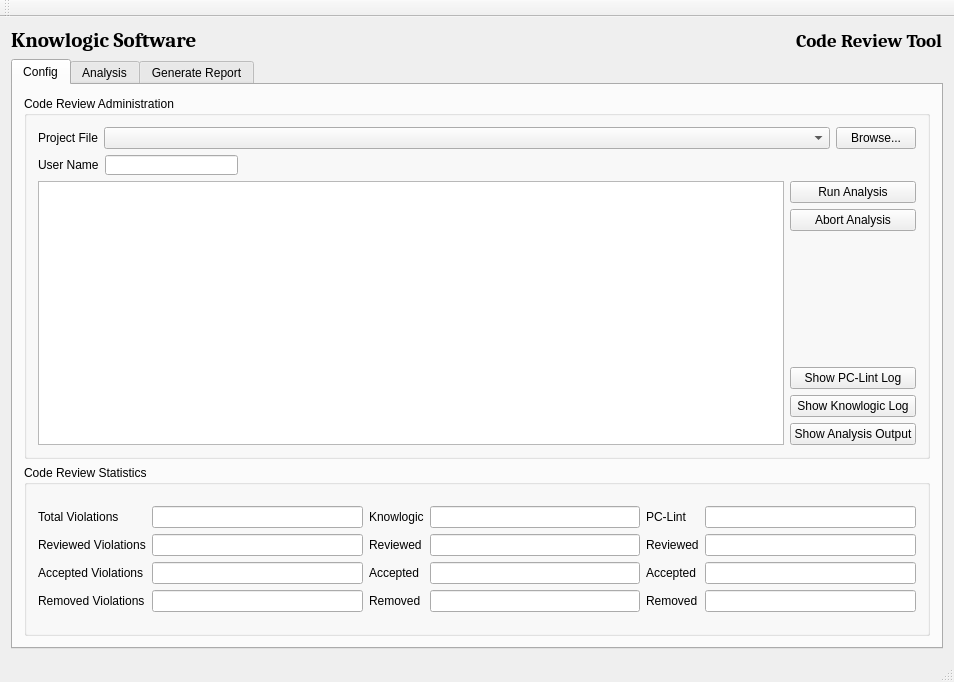
The window that crmainwindow.ui (jvahue/codereview1) describes before a commit, drawn with Qt 5.
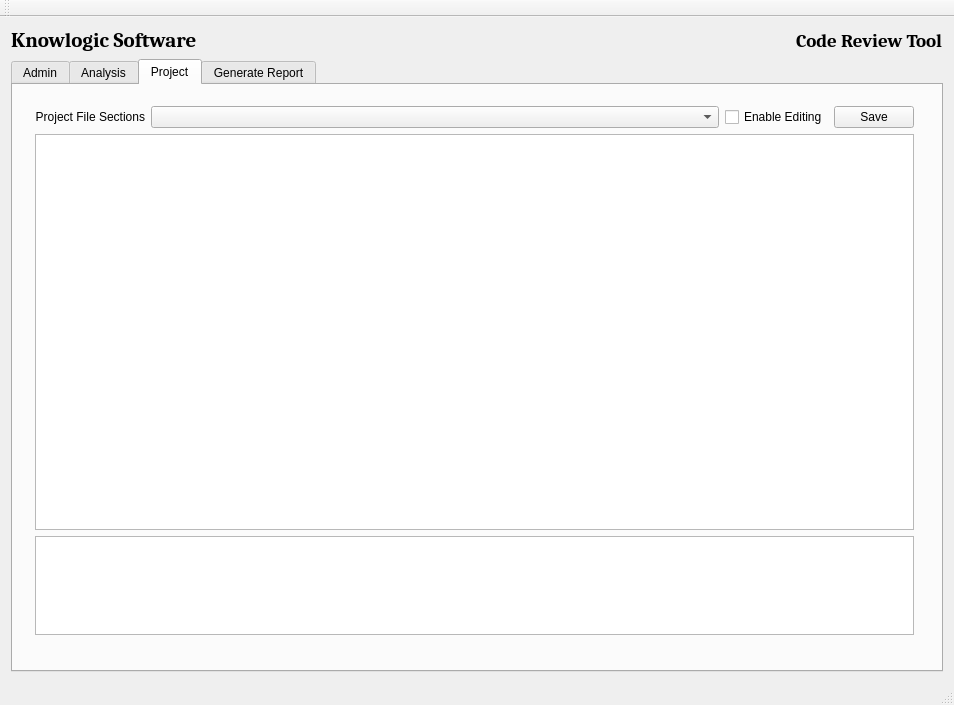
The same window after the commit. The open tabs and pages were chosen to show the change. Custom widgets are drawn as their Qt base class.

Patch:
```diff
--- a/crmainwindow.ui
+++ b/crmainwindow.ui
@@ -7,7 +7,7 @@
     <x>0</x>
     <y>0</y>
     <width>954</width>
-    <height>682</height>
+    <height>705</height>
    </rect>
   </property>
   <property name="windowTitle">
@@ -89,7 +89,7 @@
           </size>
          </property>
          <attribute name="title">
-          <string>Config</string>
+          <string>Admin</string>
          </attribute>
          <layout class="QVBoxLayout" name="verticalLayout_9">
           <item>
@@ -292,21 +292,21 @@
                  </property>
                 </widget>
                </item>
-               <item row="4" column="0">
+               <item row="5" column="0">
                 <widget class="QLabel" name="label_10">
                  <property name="text">
                   <string>Removed Violations</string>
                  </property>
                 </widget>
                </item>
-               <item row="2" column="0">
+               <item row="3" column="0">
                 <widget class="QLabel" name="label_11">
                  <property name="text">
                   <string>Reviewed Violations</string>
                  </property>
                 </widget>
                </item>
-               <item row="2" column="1">
+               <item row="3" column="1">
                 <widget class="QLineEdit" name="reviewedViolations">
                  <property name="readOnly">
                   <bool>true</bool>
@@ -320,21 +320,21 @@
                  </property>
                 </widget>
                </item>
-               <item row="3" column="0">
+               <item row="4" column="0">
                 <widget class="QLabel" name="label_8">
                  <property name="text">
                   <string>Accepted Violations</string>
                  </property>
                 </widget>
                </item>
-               <item row="3" column="1">
-                <widget class="QLineEdit" name="acceptedViolations">
-                 <property name="readOnly">
-                  <bool>true</bool>
-                 </property>
-                </widget>
-               </item>
                <item row="4" column="1">
+                <widget class="QLineEdit" name="acceptedViolations">
+                 <property name="readOnly">
+                  <bool>true</bool>
+                 </property>
+                </widget>
+               </item>
+               <item row="5" column="1">
                 <widget class="QLineEdit" name="removedViolations">
                  <property name="readOnly">
                   <bool>true</bool>
@@ -355,21 +355,21 @@
                  </property>
                 </widget>
                </item>
-               <item row="2" column="2">
-                <widget class="QLabel" name="Reviewed">
-                 <property name="text">
-                  <string>Reviewed</string>
-                 </property>
-                </widget>
-               </item>
                <item row="3" column="2">
-                <widget class="QLabel" name="label_13">
+                <widget class="QLabel" name="Reviewed">
                  <property name="text">
                   <string>Accepted</string>
                  </property>
                 </widget>
                </item>
                <item row="4" column="2">
+                <widget class="QLabel" name="label_13">
+                 <property name="text">
+                  <string>Accepted</string>
+                 </property>
+                </widget>
+               </item>
+               <item row="5" column="2">
                 <widget class="QLabel" name="label_14">
                  <property name="text">
                   <string>Removed</string>
@@ -383,49 +383,49 @@
                  </property>
                 </widget>
                </item>
-               <item row="2" column="3">
-                <widget class="QLineEdit" name="ksReviewed">
-                 <property name="readOnly">
-                  <bool>true</bool>
-                 </property>
-                </widget>
-               </item>
                <item row="3" column="3">
-                <widget class="QLineEdit" name="ksAccepted">
+                <widget class="QLineEdit" name="ksReviewed">
                  <property name="readOnly">
                   <bool>true</bool>
                  </property>
                 </widget>
                </item>
                <item row="4" column="3">
+                <widget class="QLineEdit" name="ksAccepted">
+                 <property name="readOnly">
+                  <bool>true</bool>
+                 </property>
+                </widget>
+               </item>
+               <item row="5" column="3">
                 <widget class="QLineEdit" name="ksRemoved">
                  <property name="readOnly">
                   <bool>true</bool>
                  </property>
                 </widget>
                </item>
-               <item row="2" column="5">
+               <item row="3" column="5">
                 <widget class="QLineEdit" name="pcReviewed">
                  <property name="readOnly">
                   <bool>true</bool>
                  </property>
                 </widget>
                </item>
-               <item row="2" column="4">
-                <widget class="QLabel" name="label_15">
-                 <property name="text">
-                  <string>Reviewed</string>
-                 </property>
-                </widget>
-               </item>
                <item row="3" column="4">
-                <widget class="QLabel" name="label_16">
+                <widget class="QLabel" name="label_15">
                  <property name="text">
                   <string>Accepted</string>
                  </property>
                 </widget>
                </item>
                <item row="4" column="4">
+                <widget class="QLabel" name="label_16">
+                 <property name="text">
+                  <string>Accepted</string>
+                 </property>
+                </widget>
+               </item>
+               <item row="5" column="4">
                 <widget class="QLabel" name="label_17">
                  <property name="text">
                   <string>Removed</string>
@@ -439,14 +439,14 @@
                  </property>
                 </widget>
                </item>
-               <item row="3" column="5">
-                <widget class="QLineEdit" name="pcAccepted">
-                 <property name="readOnly">
-                  <bool>true</bool>
-                 </property>
-                </widget>
-               </item>
                <item row="4" column="5">
+                <widget class="QLineEdit" name="pcAccepted">
+                 <property name="readOnly">
+                  <bool>true</bool>
+                 </property>
+                </widget>
+               </item>
+               <item row="5" column="5">
                 <widget class="QLineEdit" name="pcRemoved">
                  <property name="readOnly">
                   <bool>true</bool>
@@ -864,6 +864,105 @@
           </item>
          </layout>
         </widget>
+        <widget class="QWidget" name="tab_ProjFile">
+         <attribute name="title">
+          <string>Project</string>
+         </attribute>
+         <widget class="QWidget" name="">
+          <property name="geometry">
+           <rect>
+            <x>11</x>
+            <y>10</y>
+            <width>901</width>
+            <height>551</height>
+           </rect>
+          </property>
+          <layout class="QVBoxLayout" name="verticalLayout_17">
+           <item>
+            <layout class="QHBoxLayout" name="horizontalLayout_19">
+             <item>
+              <widget class="QLabel" name="label_23">
+               <property name="sizePolicy">
+                <sizepolicy hsizetype="Preferred" vsizetype="Preferred">
+                 <horstretch>1</horstretch>
+                 <verstretch>0</verstretch>
+                </sizepolicy>
+               </property>
+               <property name="frameShadow">
+                <enum>QFrame::Raised</enum>
+               </property>
+               <property name="text">
+                <string>Project File Sections</string>
+               </property>
+               <property name="alignment">
+                <set>Qt::AlignRight|Qt::AlignTrailing|Qt::AlignVCenter</set>
+               </property>
+              </widget>
+             </item>
+             <item>
+              <widget class="QComboBox" name="projFileSections">
+               <property name="sizePolicy">
+                <sizepolicy hsizetype="Preferred" vsizetype="Fixed">
+                 <horstretch>7</horstretch>
+                 <verstretch>0</verstretch>
+                </sizepolicy>
+               </property>
+              </widget>
+             </item>
+             <item>
+              <widget class="QCheckBox" name="enableProjEdit">
+               <property name="text">
+                <string>Enable Editing</string>
+               </property>
+              </widget>
+             </item>
+             <item>
+              <widget class="QPushButton" name="saveConfig">
+               <property name="text">
+                <string>Save</string>
+               </property>
+              </widget>
+             </item>
+            </layout>
+           </item>
+           <item>
+            <widget class="QPlainTextEdit" name="projFileEditor">
+             <property name="sizePolicy">
+              <sizepolicy hsizetype="Expanding" vsizetype="Expanding">
+               <horstretch>0</horstretch>
+               <verstretch>4</verstretch>
+              </sizepolicy>
+             </property>
+             <property name="font">
+              <font>
+               <family>Courier New</family>
+               <pointsize>9</pointsize>
+              </font>
+             </property>
+             <property name="cursor" stdset="0">
+              <cursorShape>ArrowCursor</cursorShape>
+             </property>
+             <property name="readOnly">
+              <bool>true</bool>
+             </property>
+            </widget>
+           </item>
+           <item>
+            <widget class="QTextEdit" name="sectionTip">
+             <property name="sizePolicy">
+              <sizepolicy hsizetype="Expanding" vsizetype="Expanding">
+               <horstretch>0</horstretch>
+               <verstretch>1</verstretch>
+              </sizepolicy>
+             </property>
+             <property name="textInteractionFlags">
+              <set>Qt::TextSelectableByKeyboard|Qt::TextSelectableByMouse</set>
+             </property>
+            </widget>
+           </item>
+          </layout>
+         </widget>
+        </widget>
         <widget class="QWidget" name="tab_Reports">
          <attribute name="title">
           <string>Generate Report</string>
@@ -1003,6 +1102,13 @@
   <widget class="QStatusBar" name="statusBar"/>
  </widget>
  <layoutdefault spacing="6" margin="11"/>
+ <customwidgets>
+  <customwidget>
+   <class>QTextEditClick</class>
+   <extends>QTextEdit</extends>
+   <header>qtexteditclick.h</header>
+  </customwidget>
+ </customwidgets>
  <resources/>
  <connections/>
 </ui>
```
Left out of the diff: 59 changed lines with no effect on the pictures.
